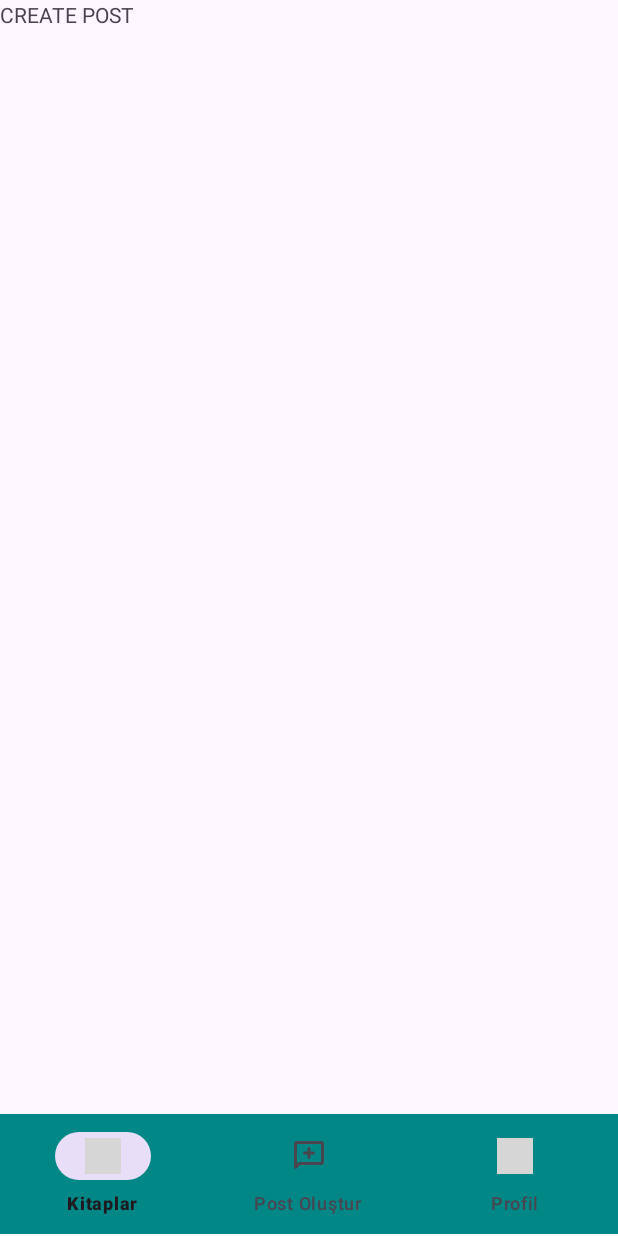
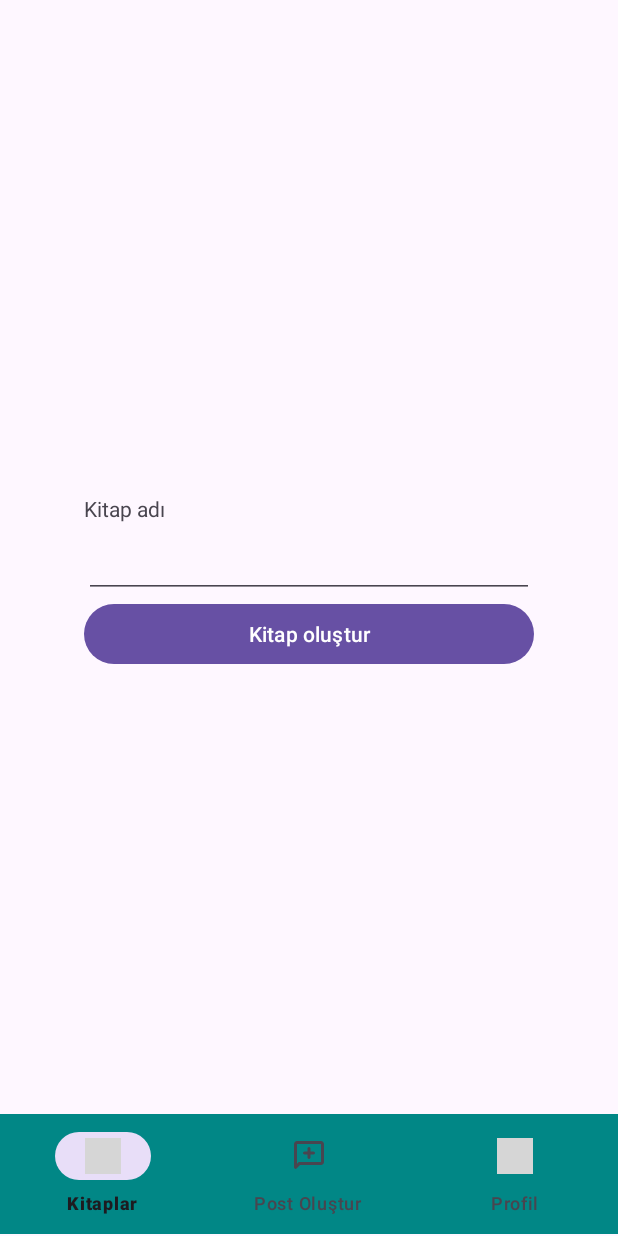
Before and after one commit to EmreCogac/DeTapp, an Android app: the Create_post_fragment screen opened through its navigation route, on a phone screen of 412 x 824 dp. Run offline under Robolectric (Android 15) with nearby library versions, the phone set to English and light mode, and no system bars; our stand-ins replace Firebase (no records; nobody signed in at launch, a user with empty details on screens opened directly), navigation-ui; grey boxes are pictures that could not be loaded.

```diff
--- a/app/src/main/java/com/example/detapp/repo/AuthRepo.kt
+++ b/app/src/main/java/com/example/detapp/repo/AuthRepo.kt
@@ -44,9 +44,6 @@ class AuthRepo(private val application: Application) {
                                     }
                                 }
                     firebaseUserMutableLiveData.postValue(auth.currentUser)
-                } else {
-                    val errorMessage = task.exception?.message
-                    Toast.makeText(application, errorMessage, Toast.LENGTH_SHORT).show()
                 }
             }
     }
@@ -60,8 +57,6 @@ class AuthRepo(private val application: Application) {
                 Toast.makeText(application,"oldu", Toast.LENGTH_SHORT)
                     .show()
             }
-
-
 
     }
 
--- a/app/src/main/java/com/example/detapp/view/Create_post_fragment.kt
+++ b/app/src/main/java/com/example/detapp/view/Create_post_fragment.kt
@@ -9,6 +9,8 @@ import com.example.detapp.R
 
 
 class Create_post_fragment : Fragment() {
+
+
 
 
     override fun onCreate(savedInstanceState: Bundle?) {
--- a/app/src/main/java/com/example/detapp/viewmodel/AuthViewModel.kt
+++ b/app/src/main/java/com/example/detapp/viewmodel/AuthViewModel.kt
@@ -25,9 +25,10 @@ class AuthViewModel(application: Application) : AndroidViewModel(application) {
         loggedStatus = repository.userLoggedMutableLiveData
     }
 
-    fun register(UserData: ProfileDataModel) {
-        repository.register(UserData, Application())
+    fun register(userData: ProfileDataModel) {
+        repository.register(userData, Application())
     }
+
 
     fun deneme(){
         repository.deneme()
--- a/app/src/main/res/layout/fragment_create_post_fragment.xml
+++ b/app/src/main/res/layout/fragment_create_post_fragment.xml
@@ -1,15 +1,47 @@
 <?xml version="1.0" encoding="utf-8"?>
-<FrameLayout xmlns:android="http://schemas.android.com/apk/res/android"
+<androidx.constraintlayout.widget.ConstraintLayout xmlns:android="http://schemas.android.com/apk/res/android"
     xmlns:tools="http://schemas.android.com/tools"
     android:layout_width="match_parent"
     android:layout_height="match_parent"
+    xmlns:app="http://schemas.android.com/apk/res-auto"
     tools:context=".view.Create_post_fragment"
     >
+    <androidx.constraintlayout.widget.Guideline
+        android:id="@+id/guide40percenthorizon"
+        android:layout_width="wrap_content"
+        android:layout_height="wrap_content"
+        android:orientation="horizontal"
+        app:layout_constraintGuide_percent="0.40" />
+    <TextView
+        android:id="@+id/kitapadoText"
+        android:text="Kitap adı"
+        android:layout_width="wrap_content"
+        android:layout_height="wrap_content"
+        app:layout_constraintTop_toBottomOf="@id/guide40percenthorizon"
+        app:layout_constraintStart_toStartOf="@id/kitapadoEditText"
+        tools:ignore="MissingConstraints"
+        />
 
-    <!-- TODO: Update blank fragment layout -->
-    <TextView
-        android:layout_width="match_parent"
-        android:layout_height="match_parent"
-        android:text="CREATE POST"/>
+    <EditText
+        android:id="@+id/kitapadoEditText"
 
-</FrameLayout>
+        android:gravity="start"
+        android:layout_width="300dp"
+        android:layout_height="50dp"
+        app:layout_constraintTop_toBottomOf="@id/kitapadoText"
+        app:layout_constraintEnd_toEndOf="parent"
+        app:layout_constraintStart_toStartOf="parent"
+        tools:ignore="MissingConstraints" />
+
+    <Button
+        android:id="@+id/postKitap"
+        android:text="Kitap oluştur"
+        android:layout_width="300dp"
+        android:layout_height="wrap_content"
+        app:layout_constraintEnd_toEndOf="parent"
+        app:layout_constraintTop_toBottomOf="@id/kitapadoEditText"
+        app:layout_constraintStart_toStartOf="parent"
+        />
+
+
+</androidx.constraintlayout.widget.ConstraintLayout>
```
Also changed, not shown: app/src/main/java/com/example/detapp/model/PostDataModel.kt (added, +11 -0 lines), app/src/main/java/com/example/detapp/repo/CreatePostRepo.kt (added, +34 -0 lines), app/src/main/java/com/example/detapp/viewmodel/PostViewModel.kt (added, +20 -0 lines). Lines whose indentation alone changed are shown as unchanged.
